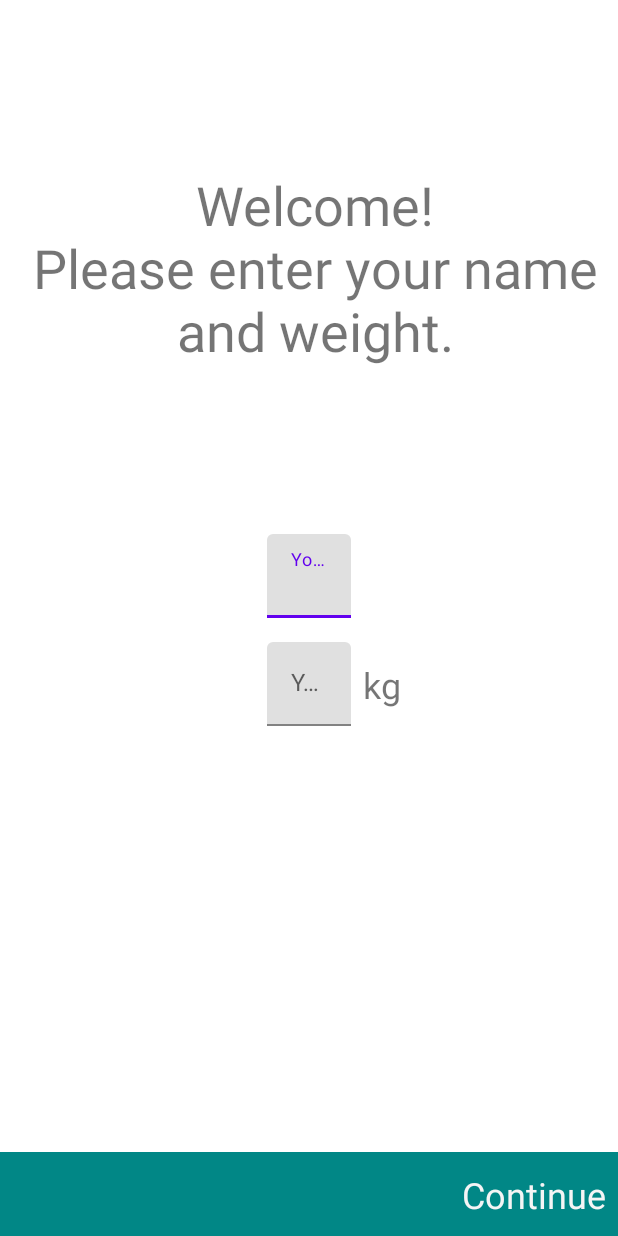
After one commit to tprusik/RunningPal, an Android app: the layout fragment_setup.xml on its own in the app's theme, with its tools: preview values and no code run, on a phone screen of 412 x 824 dp. The commit adds this screen. Run offline under Robolectric (Android 15) with nearby library versions, the phone set to English and light mode, and no system bars.

```diff
--- a/app/src/main/java/com/example/runningpal/di/ServiceModule.kt
+++ b/app/src/main/java/com/example/runningpal/di/ServiceModule.kt
@@ -5,9 +5,4 @@ import org.koin.core.component.KoinComponent
 object ServiceModule : KoinComponent {
 
 
-    fun setFusedLocationProvider() {
-
-
-
-    }
 }
--- a/app/src/main/java/com/example/runningpal/fragments/RunFragment.kt
+++ b/app/src/main/java/com/example/runningpal/fragments/RunFragment.kt
@@ -26,7 +26,6 @@ class RunFragment : Fragment() , EasyPermissions.PermissionCallbacks {
 
     private  lateinit var runAdapter : RunAdapter
     private lateinit var viewModel : MainViewModel
-
 
 
     override fun onCreate(savedInstanceState: Bundle?) {
--- a/app/src/main/java/com/example/runningpal/fragments/TrackingFragment.kt
+++ b/app/src/main/java/com/example/runningpal/fragments/TrackingFragment.kt
@@ -46,7 +46,6 @@ class TrackingFragment : Fragment(R.layout.fragment_maps) {
 
     private var curTimeInMillis = 0L
 
-
     override fun onViewCreated(view: View, savedInstanceState: Bundle?) {
         super.onViewCreated(view, savedInstanceState)
         mapView.onCreate(savedInstanceState)
@@ -71,7 +70,6 @@ class TrackingFragment : Fragment(R.layout.fragment_maps) {
         }
     }
 
-
     private fun stopRun() {
         sendCommandToService(ACTION_STOP_SERVICE)
        // findNavController().navigate(R.id.action_trackingFragment_to_runFragment)
@@ -95,7 +93,6 @@ class TrackingFragment : Fragment(R.layout.fragment_maps) {
             tvTimer.text = formattedTime
         })
     }
-
 
     private fun toggleRun() {
         if(isTracking) {
--- a/app/src/main/java/com/example/runningpal/others/Constants.kt
+++ b/app/src/main/java/com/example/runningpal/others/Constants.kt
@@ -23,4 +23,9 @@ object Constants {
     const val MAP_ZOOM = 15f
 
     const val TIMER_UPDATE_INTERVAL = 50L
+
+    const val SHARED_PREFERENCES_NAME = "shared_pref"
+    const val KEY_FIRST_TIME_IN_APP = "KEY_FIRST_TIME_TOGGLE"
+    const val KEY_USER_WEIGHT = "KEY_USER_WEIGHT"
+    const val KEY_USER_NAME = "KEY_USER_NAME"
 }
--- a/app/src/main/java/com/example/runningpal/ui/viewmodels/StatisticsViewModel.kt
+++ b/app/src/main/java/com/example/runningpal/ui/viewmodels/StatisticsViewModel.kt
@@ -6,4 +6,6 @@ import com.example.runningpal.repositories.IRunRepository
 
 class StatisticsViewModel(val repo : IRunRepository)  : ViewModel() {
 
+    val totalDistance = repo.getTotalStatistics()
+
 }
--- /dev/null
+++ b/app/src/main/res/layout/fragment_setup.xml
@@ -0,0 +1,99 @@
+<?xml version="1.0" encoding="utf-8"?>
+<androidx.constraintlayout.widget.ConstraintLayout xmlns:android="http://schemas.android.com/apk/res/android"
+    xmlns:tools="http://schemas.android.com/tools"
+    android:layout_width="match_parent"
+    android:layout_height="match_parent"
+    xmlns:app="http://schemas.android.com/apk/res-auto"
+    tools:context=".fragments.SetupFragment">
+
+
+
+
+    <TextView
+        android:id="@+id/tvWelcome"
+        android:layout_width="wrap_content"
+        android:layout_height="wrap_content"
+        android:layout_marginStart="8dp"
+        android:text="Welcome!\nPlease enter your name and weight."
+        android:textAlignment="center"
+        android:textSize="36sp"
+        app:layout_constraintBottom_toTopOf="@+id/tilName"
+        app:layout_constraintLeft_toLeftOf="parent"
+        app:layout_constraintRight_toRightOf="parent"
+        app:layout_constraintTop_toTopOf="parent" />
+
+    <com.google.android.material.textfield.TextInputLayout
+        android:id="@+id/tilName"
+        android:layout_width="wrap_content"
+        android:layout_height="wrap_content"
+        app:layout_constraintBottom_toTopOf="@+id/constraintLayout"
+        app:layout_constraintEnd_toEndOf="parent"
+        app:layout_constraintHorizontal_bias="0.5"
+        app:layout_constraintStart_toStartOf="parent"
+        app:layout_constraintTop_toTopOf="parent">
+
+        <com.google.android.material.textfield.TextInputEditText
+            android:id="@+id/etName"
+            android:layout_width="match_parent"
+            android:layout_height="wrap_content"
+            android:ems="10"
+            android:hint="Your Name"
+            android:inputType="textPersonName" />
+
+    </com.google.android.material.textfield.TextInputLayout>
+
+    <com.google.android.material.textfield.TextInputLayout
+        android:id="@+id/tilWeight"
+        android:layout_width="wrap_content"
+        android:layout_height="wrap_content"
+        android:layout_marginTop="16dp"
+        app:layout_constraintStart_toStartOf="@+id/tilName"
+        app:layout_constraintTop_toBottomOf="@+id/tilName">
+
+        <com.google.android.material.textfield.TextInputEditText
+            android:id="@+id/etWeight"
+            android:layout_width="wrap_content"
+            android:layout_height="wrap_content"
+            android:hint="Your Weight"
+            android:ems="10"
+            android:inputType="numberDecimal" />
+
+    </com.google.android.material.textfield.TextInputLayout>
+
+    <TextView
+        android:id="@+id/tvWeight"
+        android:layout_width="wrap_content"
+        android:layout_height="wrap_content"
+        android:layout_marginStart="8dp"
+        android:text="kg"
+        android:textSize="24sp"
+        app:layout_constraintBottom_toBottomOf="@+id/tilWeight"
+        app:layout_constraintLeft_toRightOf="@id/tilWeight"
+        app:layout_constraintTop_toTopOf="@+id/tilWeight" />
+
+    <androidx.constraintlayout.widget.ConstraintLayout
+        android:id="@+id/constraintLayout"
+        android:layout_width="match_parent"
+        android:layout_height="56dp"
+        android:background="@color/teal_700"
+        android:padding="8dp"
+        app:layout_constraintBottom_toBottomOf="parent"
+        app:layout_constraintEnd_toEndOf="parent"
+        app:layout_constraintHorizontal_bias="0.5"
+        app:layout_constraintStart_toStartOf="parent">
+
+        <TextView
+            android:id="@+id/tvContinue"
+            android:layout_width="wrap_content"
+            android:layout_height="wrap_content"
+            android:text="Continue"
+            android:textColor="@color/browser_actions_bg_grey"
+            android:textSize="24sp"
+            app:layout_constraintBottom_toBottomOf="parent"
+            app:layout_constraintEnd_toEndOf="parent"
+            app:layout_constraintTop_toTopOf="parent" />
+
+    </androidx.constraintlayout.widget.ConstraintLayout>
+
+
+</androidx.constraintlayout.widget.ConstraintLayout>
```
Also changed, not shown: app/src/main/java/com/example/runningpal/BaseApplication.kt (+9 -2 lines), app/src/main/java/com/example/runningpal/DashboardActivity.kt (+11 -6 lines), app/src/main/java/com/example/runningpal/db/DbConstants.kt (added, +7 -0 lines), app/src/main/java/com/example/runningpal/db/RunStatistics.kt (added, +10 -0 lines), app/src/main/java/com/example/runningpal/fragments/SettingsFragment.kt (added, +48 -0 lines), app/src/main/java/com/example/runningpal/fragments/SetupFragment.kt (added, +63 -0 lines), app/src/main/java/com/example/runningpal/fragments/StatisticsFragment.kt (added, +52 -0 lines), app/src/main/java/com/example/runningpal/repositories/IRunRepository.kt (+3 -4 lines), app/src/main/java/com/example/runningpal/repositories/RunRepository.kt (+86 -23 lines), app/src/main/res/layout/fragment_settings.xml (added, +14 -0 lines), app/src/main/res/layout/fragment_setup2.xml (added, +14 -0 lines), app/src/main/res/layout/fragment_statistics.xml (added, +45 -0 lines).
